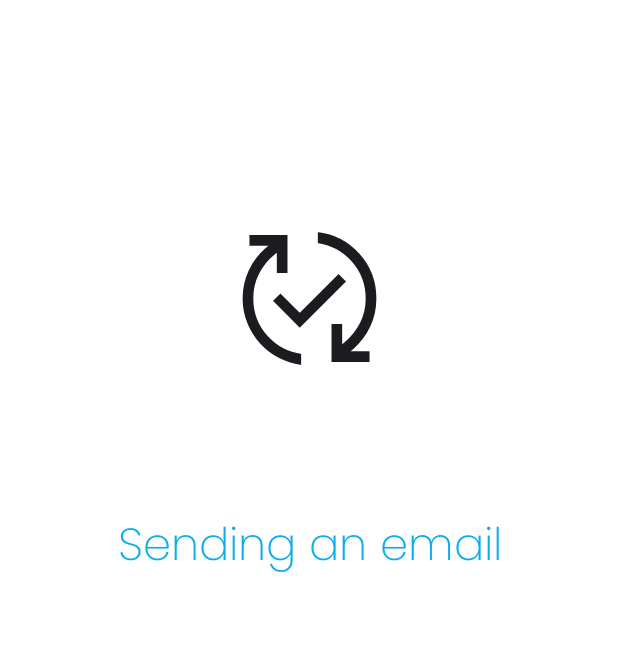
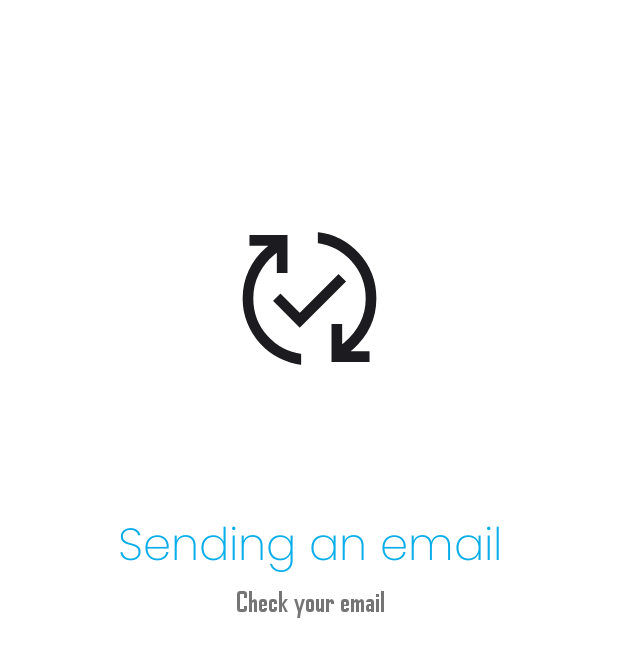
Before and after one commit to ThreeSmart/NAVIO, an Android app: the SendingEmailActivity screen opened directly, with no data from a screen before it, on a phone screen of 412 x 824 dp. Shown: the top 657 px of the screen. Run offline under Robolectric (Android 15) with nearby library versions, the phone set to English and light mode, and no system bars.

Commit message:
forgot password flow level up

```diff
--- a/app/src/main/java/com/example/navio/ui/forgot_pass/SendingEmailActivity.java
+++ b/app/src/main/java/com/example/navio/ui/forgot_pass/SendingEmailActivity.java
@@ -19,6 +19,7 @@ public class SendingEmailActivity extends AppCompatActivity {
 
         final ImageView sendingIcon = findViewById(R.id.sending_icon);
         final TextView sendingCodeText = findViewById(R.id.sending_an_email_text);
+        final TextView checkYourEmailText = findViewById(R.id.check_your_email);
 
         final Animation sendingAnimation = new TranslateAnimation(0.0f, 0f, 50.0f, 100.0f);
         sendingAnimation.setDuration(800);
@@ -27,6 +28,10 @@ public class SendingEmailActivity extends AppCompatActivity {
         final Animation sendingCodeTextAnimation = new TranslateAnimation(0.0f, 0f, 150.0f, 50.0f);
         sendingCodeTextAnimation.setDuration(800);
         sendingCodeText.startAnimation(sendingCodeTextAnimation);
+
+        final Animation checkYourEmailTextAnimation = new TranslateAnimation(0.0f, 0f, 150.0f, 50.0f);
+        checkYourEmailTextAnimation.setDuration(800);
+        checkYourEmailText.startAnimation(checkYourEmailTextAnimation);
 
         sendingAnimation.setAnimationListener(new Animation.AnimationListener() {
             @Override
@@ -42,6 +47,10 @@ public class SendingEmailActivity extends AppCompatActivity {
                 sendingCodeTextAnimation.setFillAfter(true);
                 sendingCodeText.setY(sendingCodeText.getY() + 50);
                 sendingCodeText.clearAnimation();
+
+                checkYourEmailTextAnimation.setFillAfter(true);
+                checkYourEmailText.setY(checkYourEmailText.getY() + 50);
+                checkYourEmailText.clearAnimation();
             }
 
             @Override
--- a/app/src/main/res/layout/activity_sending_email.xml
+++ b/app/src/main/res/layout/activity_sending_email.xml
@@ -28,4 +28,15 @@
         app:layout_constraintStart_toStartOf="parent"
         app:layout_constraintTop_toTopOf="parent"
         app:srcCompat="@drawable/sending_email_icon" />
+
+    <TextView
+        android:id="@+id/check_your_email"
+        android:layout_width="wrap_content"
+        android:layout_height="wrap_content"
+        android:fontFamily="@font/agencyfb_bold"
+        android:text="Check your email"
+        android:textSize="18sp"
+        app:layout_constraintEnd_toEndOf="@+id/sending_an_email_text"
+        app:layout_constraintStart_toStartOf="@+id/sending_an_email_text"
+        app:layout_constraintTop_toBottomOf="@+id/sending_an_email_text" />
 </androidx.constraintlayout.widget.ConstraintLayout>
```
Also changed, not shown: app/src/main/java/com/example/navio/ui/forgot_pass/ForgotPasswordActivity.java (+20 -5 lines).
